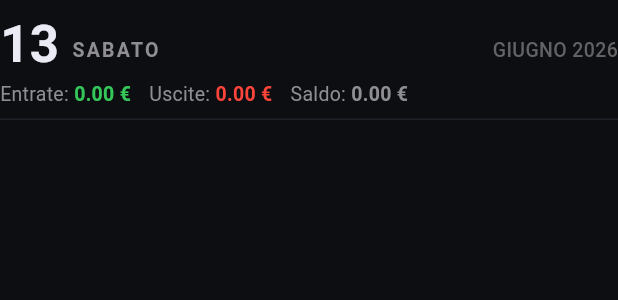
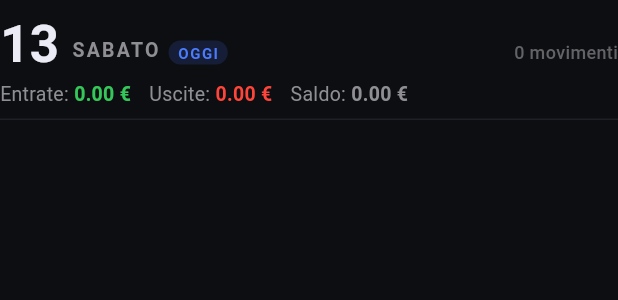
Before and after one commit to Xiron15293/STREAM, a Flutter app: the DayHeader widget shown alone on an empty page, opened directly with empty values, on a phone screen of 412 x 824 dp. Shown: the top 300 px of the screen. Run offline on Flutter 3.47's test engine with Material 3 defaults, Android fonts, the phone set to English and light mode, and no system bars; our stand-ins replace file_picker, package_info_plus, share_plus, shared_preferences, sqflite; accounts and stored records are empty.

Commit message:
Group movement lists by day

```diff
--- a/lib/widgets/day_header.dart
+++ b/lib/widgets/day_header.dart
@@ -10,15 +10,9 @@ class DayHeader extends StatelessWidget {
   const DayHeader({super.key, required this.group, this.filterType});
 
   static const _weekdays = ['LUNEDÌ', 'MARTEDÌ', 'MERCOLEDÌ', 'GIOVEDÌ', 'VENERDÌ', 'SABATO', 'DOMENICA'];
-  static const _months = [
-    'GENNAIO', 'FEBBRAIO', 'MARZO', 'APRILE', 'MAGGIO', 'GIUGNO',
-    'LUGLIO', 'AGOSTO', 'SETTEMBRE', 'OTTOBRE', 'NOVEMBRE', 'DICEMBRE'
-  ];
 
   String get _weekdayLabel => _weekdays[group.date.weekday - 1];
-  String get _monthLabel => _months[group.date.month - 1];
   String get _dayNumber => group.date.day.toString().padLeft(2, '0');
-  String get _yearMonth => '$_monthLabel ${group.date.year}';
 
   Color _balanceColor() {
     if (group.balance > 0) return StreamColors.income;
@@ -67,8 +61,19 @@ class DayHeader extends StatelessWidget {
     );
   }
 
+  String? _dayLabel() {
+    final now = DateTime.now();
+    final today = DateTime(now.year, now.month, now.day);
+    final date = DateTime(group.date.year, group.date.month, group.date.day);
+    if (date == today) return 'OGGI';
+    final yesterday = today.subtract(const Duration(days: 1));
+    if (date == yesterday) return 'IERI';
+    return null;
+  }
+
   @override
   Widget build(BuildContext context) {
+    final label = _dayLabel();
     return Padding(
       padding: const EdgeInsets.only(top: StreamSpacing.md, bottom: StreamSpacing.sm),
       child: Column(
@@ -93,14 +98,34 @@ class DayHeader extends StatelessWidget {
                   letterSpacing: 1.5,
                 )),
               ),
+              if (label != null)
+                Padding(
+                  padding: const EdgeInsets.only(bottom: 3, left: 6),
+                  child: Container(
+                    padding: const EdgeInsets.symmetric(horizontal: 6, vertical: 1),
+                    decoration: BoxDecoration(
+                      color: StreamColors.primary.withValues(alpha: 0.15),
+                      borderRadius: BorderRadius.circular(8),
+                    ),
+                    child: Text(label, style: const TextStyle(
+                      fontSize: 10,
+                      fontWeight: FontWeight.w700,
+                      color: StreamColors.primary,
+                      letterSpacing: 1,
+                    )),
+                  ),
+                ),
               const Spacer(),
               Padding(
                 padding: const EdgeInsets.only(bottom: 3),
-                child: Text(_yearMonth, style: const TextStyle(
-                  fontSize: 13,
-                  fontWeight: FontWeight.w500,
-                  color: StreamColors.textMuted,
-                )),
+                child: Text(
+                  '${group.movements.length} ${group.movements.length == 1 ? 'movimento' : 'movimenti'}',
+                  style: const TextStyle(
+                    fontSize: 12,
+                    fontWeight: FontWeight.w500,
+                    color: StreamColors.textMuted,
+                  ),
+                ),
               ),
             ],
           ),
--- a/lib/widgets/grouped_movements_list.dart
+++ b/lib/widgets/grouped_movements_list.dart
@@ -16,6 +16,8 @@ class GroupedMovementsList extends StatelessWidget {
   final MovementType? filterType;
   final Widget? topWidget;
   final bool useSliver;
+  final bool shrinkWrap;
+  final ScrollPhysics? physics;
   final void Function(Movement)? onEdit;
   final void Function(Movement)? onDuplicate;
   final void Function(Movement)? onSaveAsFavorite;
@@ -30,6 +32,8 @@ class GroupedMovementsList extends StatelessWidget {
     this.filterType,
     this.topWidget,
     this.useSliver = false,
+    this.shrinkWrap = false,
+    this.physics,
     this.onEdit,
     this.onDuplicate,
     this.onSaveAsFavorite,
@@ -64,6 +68,8 @@ class GroupedMovementsList extends StatelessWidget {
     if (topWidget != null) {
       return CustomScrollView(
         controller: scrollController,
+        shrinkWrap: shrinkWrap,
+        physics: physics,
         slivers: [
           SliverToBoxAdapter(child: topWidget),
           SliverPadding(
@@ -80,13 +86,15 @@ class GroupedMovementsList extends StatelessWidget {
               ),
             ),
           ),
-          const SliverPadding(padding: EdgeInsets.only(bottom: 80)),
+          if (!shrinkWrap) const SliverPadding(padding: EdgeInsets.only(bottom: 80)),
         ],
       );
     }
 
     return ListView.builder(
       controller: scrollController,
+      shrinkWrap: shrinkWrap,
+      physics: physics,
       padding: const EdgeInsets.fromLTRB(
         StreamSpacing.lg,
         0,
```
